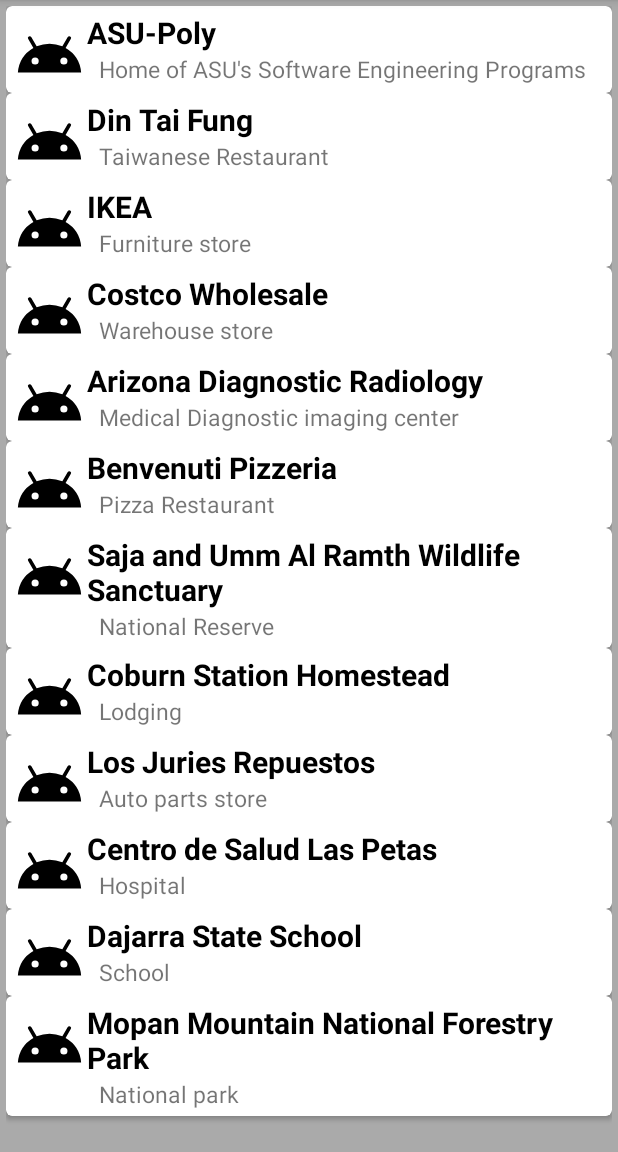
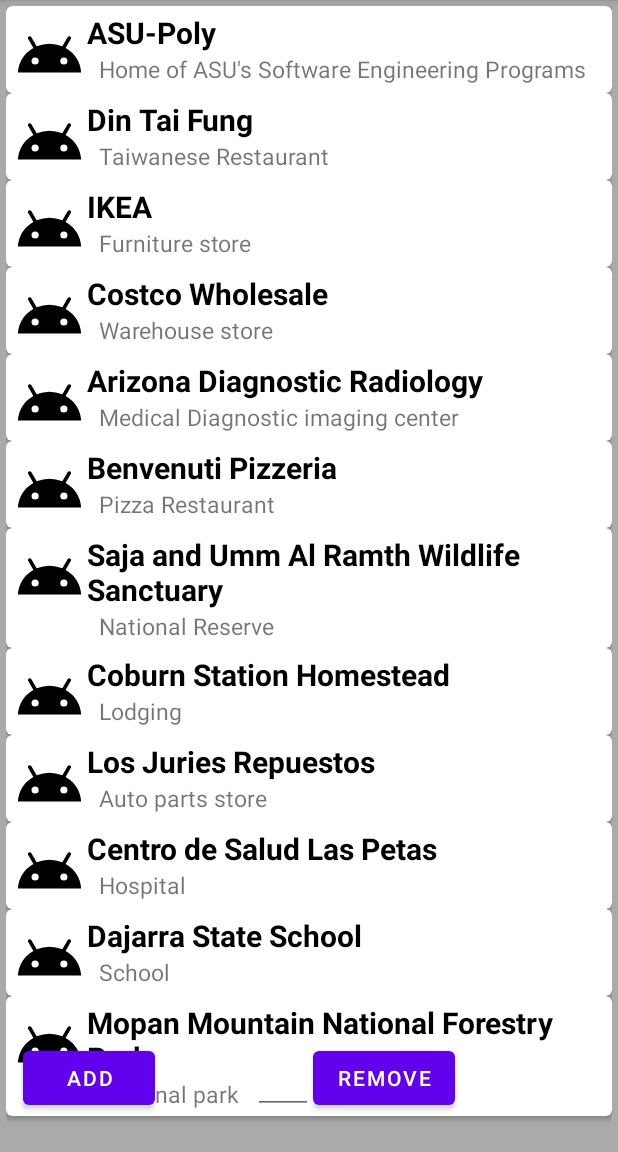
Before and after one commit to jolee211/PlaceDescriptionAndroid, an Android app: the screen it shows after launch (MainActivity), on a phone screen of 412 x 824 dp, the part 84-1236 px from its top. Run offline under Robolectric (Android 15) with nearby library versions, the phone set to English and light mode, and no system bars.

Commit message:
Added Add and Remove buttons

```diff
--- a/app/src/main/java/edu/asu/bsse/dlee129/placedescription/MainActivity.java
+++ b/app/src/main/java/edu/asu/bsse/dlee129/placedescription/MainActivity.java
@@ -4,6 +4,9 @@ import android.content.Intent;
 import android.content.res.AssetManager;
 import android.os.Build;
 import android.os.Bundle;
+import android.view.View;
+import android.widget.Button;
+import android.widget.EditText;
 
 import androidx.annotation.RequiresApi;
 import androidx.appcompat.app.AppCompatActivity;
@@ -34,6 +37,9 @@ import java.nio.charset.StandardCharsets;
 public class MainActivity extends AppCompatActivity {
     private PlaceLibrary placeLibrary;
     private PlaceDescriptionAdapter mAdapter;
+    private Button buttonAdd;
+    private Button buttonRemove;
+    private EditText editTextRemove;
 
     @RequiresApi(api = Build.VERSION_CODES.O)
     @Override
@@ -41,7 +47,24 @@ public class MainActivity extends AppCompatActivity {
         super.onCreate(savedInstanceState);
         setContentView(R.layout.activity_main);
         initPlaceLibrary();
-        buildRecycleView();
+        buildRecyclerView();
+
+        buttonAdd = findViewById(R.id.button_add);
+        buttonRemove = findViewById(R.id.button_remove);
+        editTextRemove = findViewById(R.id.edittext_remove);
+        buttonAdd.setOnClickListener(new View.OnClickListener() {
+            @Override
+            public void onClick(View v) {
+                addItem();
+            }
+        });
+        buttonRemove.setOnClickListener(new View.OnClickListener() {
+            @Override
+            public void onClick(View v) {
+                int position = Integer.parseInt(editTextRemove.getText().toString());
+                removeItem(position);
+            }
+        });
     }
 
     @RequiresApi(api = Build.VERSION_CODES.KITKAT)
@@ -76,7 +99,7 @@ public class MainActivity extends AppCompatActivity {
         startActivity(intent);
     }
 
-    public void buildRecycleView() {
+    public void buildRecyclerView() {
         RecyclerView mRecyclerView = findViewById(R.id.recyclerView);
         RecyclerView.LayoutManager mLayoutManager = new LinearLayoutManager(this);
         mAdapter = new PlaceDescriptionAdapter(placeLibrary.getPlaceDescriptions());
@@ -84,4 +107,14 @@ public class MainActivity extends AppCompatActivity {
         mRecyclerView.setAdapter(mAdapter);
         mAdapter.setOnItemClickListener(this::clickItem);
     }
+
+    public void addItem() {
+        placeLibrary.add(new PlaceDescription("New Item at Position", "This is a description"));
+        mAdapter.notifyDataSetChanged();
+    }
+
+    public void removeItem(int position) {
+        placeLibrary.remove(position);
+        mAdapter.notifyDataSetChanged();
+    }
 }
--- a/app/src/main/java/edu/asu/bsse/dlee129/placedescription/PlaceDescription.java
+++ b/app/src/main/java/edu/asu/bsse/dlee129/placedescription/PlaceDescription.java
@@ -46,6 +46,11 @@ public class PlaceDescription {
         } catch (JSONException e) {
             Log.w(getClass().getSimpleName(), "Error converting to/from JSON");
         }
+    }
+
+    public PlaceDescription(String name, String description) {
+        this.name = name;
+        this.description = description;
     }
 
     public String toJsonString() {
--- a/app/src/main/res/layout/activity_main.xml
+++ b/app/src/main/res/layout/activity_main.xml
@@ -34,4 +34,39 @@
         android:scrollbars="vertical"
         />
 
+    <Button
+        android:id="@+id/button_add"
+        android:layout_width="wrap_content"
+        android:layout_height="wrap_content"
+        android:text="Add"
+        android:layout_alignParentBottom="true"
+        android:layout_alignParentStart="true"
+        android:layout_alignParentLeft="true"
+        android:layout_marginStart="15dp"
+        android:layout_marginBottom="25dp"
+        android:layout_marginLeft="15dp"
+        />
+
+    <EditText
+        android:id="@+id/edittext_remove"
+        android:layout_width="40dp"
+        android:layout_height="wrap_content"
+        android:layout_marginStart="65dp"
+        android:layout_marginLeft="65dp"
+        android:layout_alignBottom="@id/button_add"
+        android:layout_toEndOf="@id/button_add"
+        android:layout_toRightOf="@id/button_add"
+        android:inputType="number"
+        />
+
+
+    <Button
+        android:id="@+id/button_remove"
+        android:layout_width="wrap_content"
+        android:layout_height="wrap_content"
+        android:text="Remove"
+        android:layout_alignBottom="@id/edittext_remove"
+        android:layout_toEndOf="@id/edittext_remove"
+        android:layout_toRightOf="@id/edittext_remove" />
+
 </RelativeLayout>
```
Also changed, not shown: app/src/main/java/edu/asu/bsse/dlee129/placedescription/PlaceLibrary.java (+8 -0 lines).
